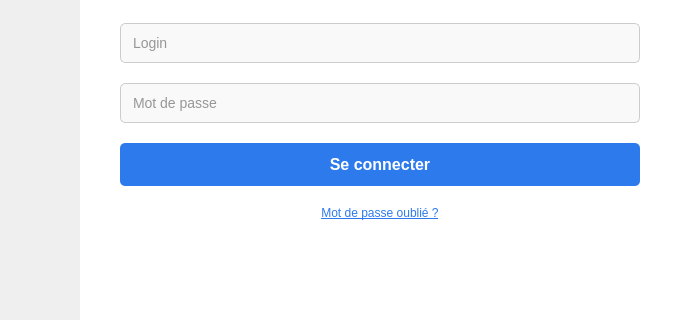
Before: the Qt Designer form loginwindow.ui in itsmeefatiha/hospital-management-cpp-gui, drawn with Qt 5; both pictures show x 220 to 900 and y 230 to 550 of the 900 by 550 pixel window.
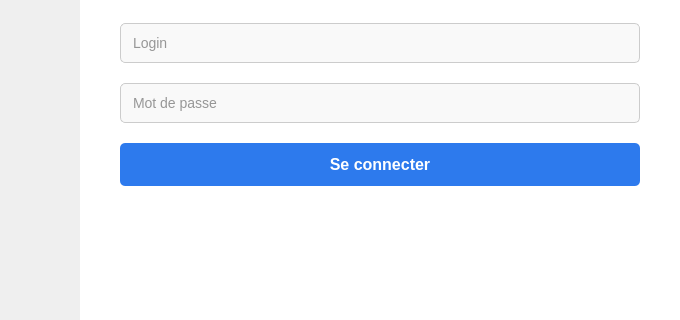
After: the same form once the commit is applied. Icons and pictures are not drawn.

Diff of the .ui file:
```diff
--- a/loginwindow.ui
+++ b/loginwindow.ui
@@ -222,7 +222,7 @@
           <string notr="true">color: #2d7aed; text-decoration: underline;</string>
          </property>
          <property name="text">
-          <string>Mot de passe oublié ?</string>
+          <string/>
          </property>
          <property name="alignment">
           <set>Qt::AlignmentFlag::AlignCenter</set>
```
